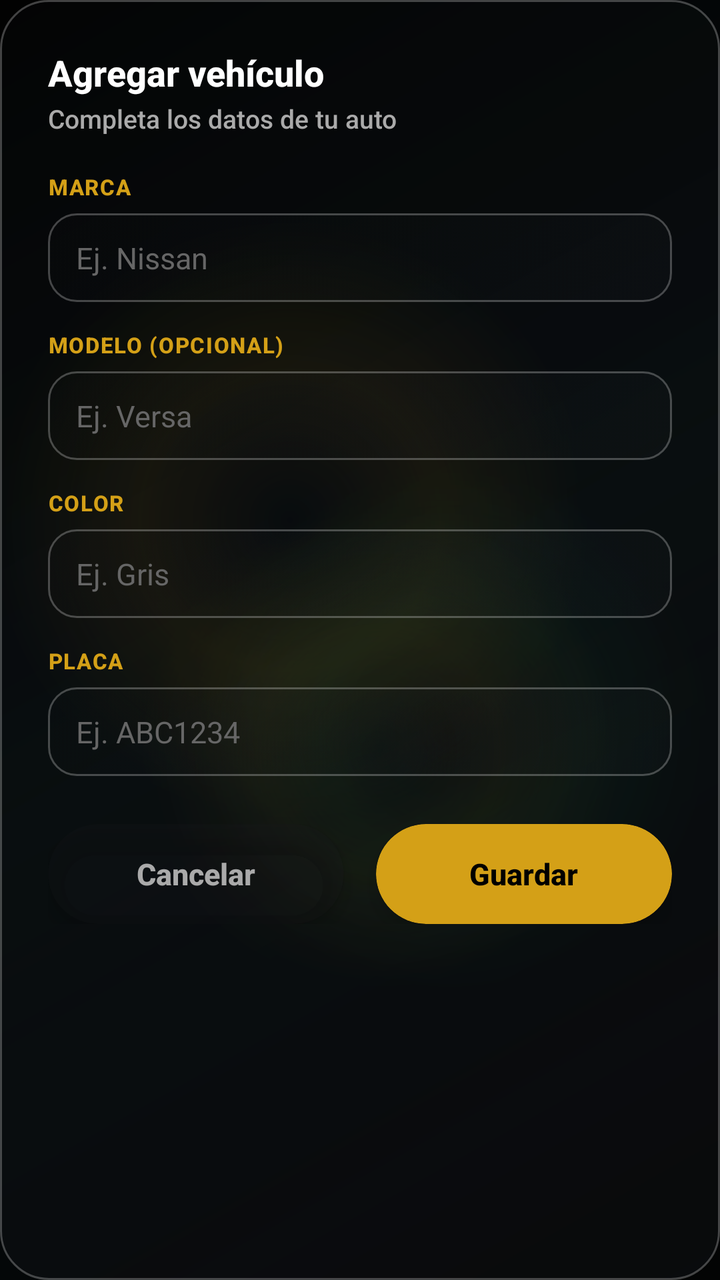
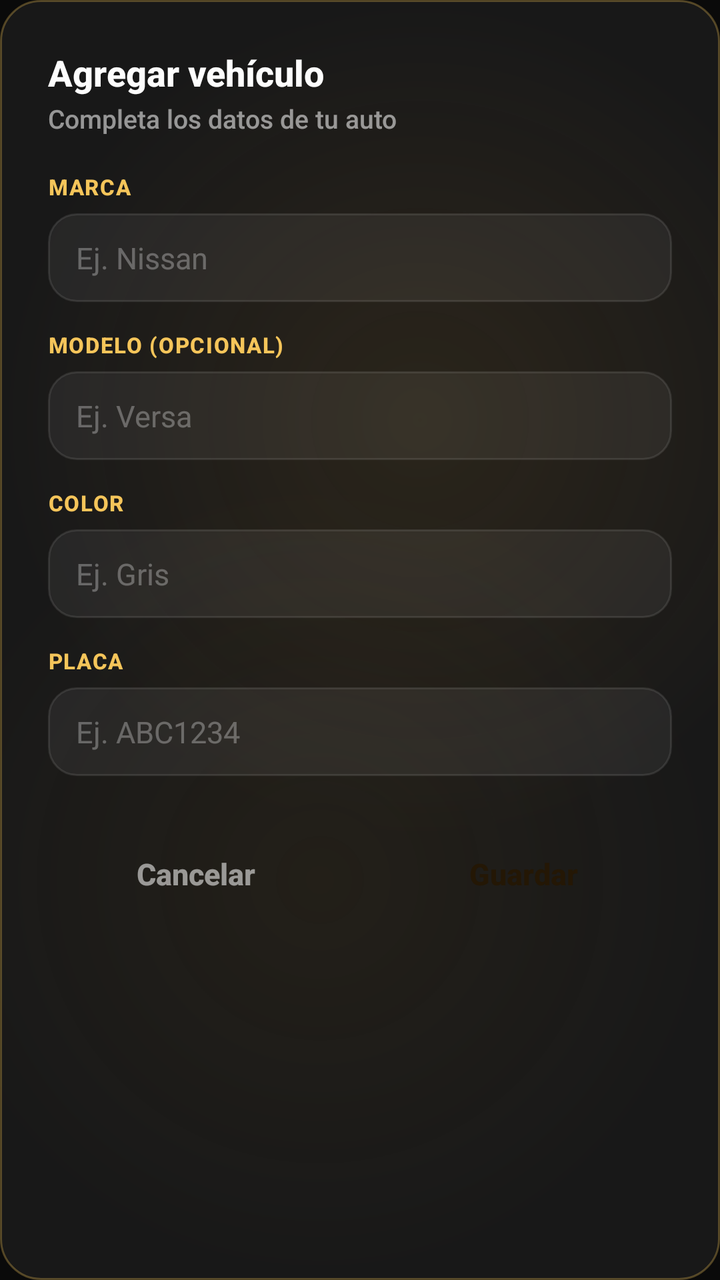

Screens rendered from an Android XML layout before and after an edit, with the pre-edit source and the edit as a unified diff.
<!-- AndroidManifest.xml: application theme Theme.AppKaaxPark -->
<!-- res/layout/dialog_agregar_vehiculo.xml -->
<?xml version="1.0" encoding="utf-8"?>
<LinearLayout
    xmlns:android="http://schemas.android.com/apk/res/android"
    xmlns:app="http://schemas.android.com/apk/res-auto"
    android:layout_width="match_parent"
    android:layout_height="wrap_content"
    android:orientation="vertical"
    android:background="@drawable/bg_dialog"
    android:padding="24dp">

    <TextView
        android:layout_width="wrap_content"
        android:layout_height="wrap_content"
        android:text="Agregar vehículo"
        android:textColor="#FFFFFF"
        android:textSize="18sp"
        android:textStyle="bold" />

    <TextView
        android:layout_width="wrap_content"
        android:layout_height="wrap_content"
        android:layout_marginTop="2dp"
        android:layout_marginBottom="18dp"
        android:text="Completa los datos de tu auto"
        android:textColor="#AAAAAA"
        android:textSize="13sp" />

    
    <TextView
        android:layout_width="wrap_content"
        android:layout_height="wrap_content"
        android:text="MARCA"
        android:textColor="#D4A017"
        android:textSize="11sp"
        android:textStyle="bold"
        android:letterSpacing="0.05" />

    <EditText
        android:id="@+id/txtMarcaDialog"
        android:layout_width="match_parent"
        android:layout_height="wrap_content"
        android:layout_marginTop="6dp"
        android:background="@drawable/bg_input_field"
        android:hint="Ej. Nissan"
        android:textColor="#FFFFFF"
        android:textColorHint="#666666"
        android:textSize="15sp"
        android:paddingHorizontal="14dp"
        android:paddingVertical="12dp"
        android:inputType="textCapWords" />

    
    <TextView
        android:layout_width="wrap_content"
        android:layout_height="wrap_content"
        android:layout_marginTop="14dp"
        android:text="MODELO (OPCIONAL)"
        android:textColor="#D4A017"
        android:textSize="11sp"
        android:textStyle="bold"
        android:letterSpacing="0.05" />

    <EditText
        android:id="@+id/txtModeloDialog"
        android:layout_width="match_parent"
        android:layout_height="wrap_content"
        android:layout_marginTop="6dp"
        android:background="@drawable/bg_input_field"
        android:hint="Ej. Versa"
        android:textColor="#FFFFFF"
        android:textColorHint="#666666"
        android:textSize="15sp"
        android:paddingHorizontal="14dp"
        android:paddingVertical="12dp"
        android:inputType="textCapWords" />

    
    <TextView
        android:layout_width="wrap_content"
        android:layout_height="wrap_content"
        android:layout_marginTop="14dp"
        android:text="COLOR"
        android:textColor="#D4A017"
        android:textSize="11sp"
        android:textStyle="bold"
        android:letterSpacing="0.05" />

    <EditText
        android:id="@+id/txtColorDialog"
        android:layout_width="match_parent"
        android:layout_height="wrap_content"
        android:layout_marginTop="6dp"
        android:background="@drawable/bg_input_field"
        android:hint="Ej. Gris"
        android:textColor="#FFFFFF"
        android:textColorHint="#666666"
        android:textSize="15sp"
        android:paddingHorizontal="14dp"
        android:paddingVertical="12dp"
        android:inputType="textCapWords" />

    
    <TextView
        android:layout_width="wrap_content"
        android:layout_height="wrap_content"
        android:layout_marginTop="14dp"
        android:text="PLACA"
        android:textColor="#D4A017"
        android:textSize="11sp"
        android:textStyle="bold"
        android:letterSpacing="0.05" />

    <EditText
        android:id="@+id/txtPlacaDialog"
        android:layout_width="match_parent"
        android:layout_height="wrap_content"
        android:layout_marginTop="6dp"
        android:background="@drawable/bg_input_field"
        android:hint="Ej. ABC1234"
        android:textColor="#FFFFFF"
        android:textColorHint="#666666"
        android:textSize="15sp"
        android:paddingHorizontal="14dp"
        android:paddingVertical="12dp"
        android:inputType="textCapCharacters" />

    
    <LinearLayout
        android:layout_width="match_parent"
        android:layout_height="wrap_content"
        android:layout_marginTop="24dp"
        android:orientation="horizontal">

        <androidx.cardview.widget.CardView
            android:id="@+id/btnCancelarDialog"
            android:layout_width="0dp"
            android:layout_height="50dp"
            android:layout_weight="1"
            android:layout_marginEnd="8dp"
            android:clickable="true"
            android:focusable="true"
            app:cardCornerRadius="25dp"
            app:cardBackgroundColor="@color/glass_surface"
            app:cardElevation="6dp">

            <TextView
                android:layout_width="wrap_content"
                android:layout_height="wrap_content"
                android:layout_gravity="center"
                android:text="Cancelar"
                android:textColor="#AAAAAA"
                android:textStyle="bold"
                android:textSize="15sp" />
        </androidx.cardview.widget.CardView>

        <androidx.cardview.widget.CardView
            android:id="@+id/btnGuardarDialog"
            android:layout_width="0dp"
            android:layout_height="50dp"
            android:layout_weight="1"
            android:layout_marginStart="8dp"
            android:clickable="true"
            android:focusable="true"
            app:cardCornerRadius="25dp"
            app:cardBackgroundColor="@color/gold_primary"
            app:cardElevation="6dp">

            <TextView
                android:layout_width="wrap_content"
                android:layout_height="wrap_content"
                android:layout_gravity="center"
                android:text="Guardar"
                android:textColor="#000000"
                android:textStyle="bold"
                android:textSize="15sp" />
        </androidx.cardview.widget.CardView>

    </LinearLayout>

</LinearLayout>
<!-- resources referenced by this layout -->
<resources>
  <color name="glass_surface">#33191D21</color>
  <color name="gold_primary">#D4A017</color>
  <!-- drawable bg_dialog (drawable) -->
  <?xml version="1.0" encoding="utf-8"?>
  <shape xmlns:android="http://schemas.android.com/apk/res/android"
      android:shape="rectangle">
      <gradient
          android:angle="135"
          android:startColor="#3D1B1F24"
          android:centerColor="#2E171B1F"
          android:endColor="#22101214" />
      <stroke
          android:width="1dp"
          android:color="@color/glass_border" />
      <corners android:radius="24dp" />
  </shape>
  <!-- drawable bg_input_field (drawable) -->
  <?xml version="1.0" encoding="utf-8"?>
  <selector xmlns:android="http://schemas.android.com/apk/res/android">
      <item android:state_focused="true">
          <shape android:shape="rectangle">
              <gradient
                  android:angle="135"
                  android:startColor="#3A1A1E22"
                  android:centerColor="#2E171B1F"
                  android:endColor="#22101214" />
              <stroke
                  android:width="1.5dp"
                  android:color="@color/gold_primary" />
              <corners android:radius="14dp" />
          </shape>
      </item>
      <item>
          <shape android:shape="rectangle">
              <gradient
                  android:angle="135"
                  android:startColor="#331A1E22"
                  android:centerColor="#26171B1F"
                  android:endColor="#1F101214" />
              <stroke
                  android:width="1dp"
                  android:color="@color/glass_border" />
              <corners android:radius="14dp" />
          </shape>
      </item>
  </selector>
  <style name="Theme.AppKaaxPark" parent="Base.Theme.AppKaaxPark" />
  <color name="glass_border">#40FFFFFF</color>
  <color name="black">#FF000000</color>
  <color name="gold_secondary">#E5A93C</color>
  <color name="gold_light">#F0C24B</color>
  <color name="white">#FFFFFFFF</color>
  <color name="glass_surface_soft">#22191D21</color>
  <!-- drawable bg_screen_glass (drawable) -->
  <?xml version="1.0" encoding="utf-8"?>
  <layer-list xmlns:android="http://schemas.android.com/apk/res/android">
  
      <item>
          <shape android:shape="rectangle">
              <gradient
                  android:angle="135"
                  android:startColor="#050607"
                  android:centerColor="#081114"
                  android:endColor="#030303" />
          </shape>
      </item>
  
      <item
          android:left="-70dp"
          android:top="-120dp">
          <shape android:shape="oval">
              <size
                  android:width="260dp"
                  android:height="260dp" />
              <gradient
                  android:type="radial"
                  android:gradientRadius="150dp"
                  android:centerColor="#26D4A017"
                  android:endColor="#00D4A017" />
          </shape>
      </item>
  
      <item
          android:right="-90dp"
          android:top="90dp">
          <shape android:shape="oval">
              <size
                  android:width="240dp"
                  android:height="240dp" />
              <gradient
                  android:type="radial"
                  android:gradientRadius="130dp"
                  android:centerColor="#182ECC71"
                  android:endColor="#002ECC71" />
          </shape>
      </item>
  
      <item
          android:left="20dp"
          android:bottom="-110dp">
          <shape android:shape="oval">
              <size
                  android:width="220dp"
                  android:height="220dp" />
              <gradient
                  android:type="radial"
                  android:gradientRadius="120dp"
                  android:centerColor="#1AD4A017"
                  android:endColor="#00D4A017" />
          </shape>
      </item>
  
      <item>
          <shape android:shape="rectangle">
              <solid android:color="@color/glass_scrim" />
          </shape>
      </item>
  
  </layer-list>
  <color name="glass_scrim">#66000000</color>
  <!-- unchanged entries left out for length: 4 -->
</resources>

<!-- the commit's change to res/layout/dialog_agregar_vehiculo.xml (unified diff, before → after) -->
@@ -5,14 +5,14 @@
     android:layout_width="match_parent"
     android:layout_height="wrap_content"
     android:orientation="vertical"
-    android:background="@drawable/bg_dialog"
+    android:background="@drawable/bg_glass_card_gold"
     android:padding="24dp">
 
     <TextView
         android:layout_width="wrap_content"
         android:layout_height="wrap_content"
         android:text="Agregar vehículo"
-        android:textColor="#FFFFFF"
+        android:textColor="#FDFDFD"
         android:textSize="18sp"
         android:textStyle="bold" />
 
@@ -22,7 +22,7 @@
         android:layout_marginTop="2dp"
         android:layout_marginBottom="18dp"
         android:text="Completa los datos de tu auto"
-        android:textColor="#AAAAAA"
+        android:textColor="#8CFFFFFF"
         android:textSize="13sp" />
 
     
@@ -30,7 +30,7 @@
         android:layout_width="wrap_content"
         android:layout_height="wrap_content"
         android:text="MARCA"
-        android:textColor="#D4A017"
+        android:textColor="#F5C55A"
         android:textSize="11sp"
         android:textStyle="bold"
         android:letterSpacing="0.05" />
@@ -40,10 +40,10 @@
         android:layout_width="match_parent"
         android:layout_height="wrap_content"
         android:layout_marginTop="6dp"
-        android:background="@drawable/bg_input_field"
+        android:background="@drawable/bg_input_glass"
         android:hint="Ej. Nissan"
-        android:textColor="#FFFFFF"
-        android:textColorHint="#666666"
+        android:textColor="#FDFDFD"
+        android:textColorHint="#4DFFFFFF"
         android:textSize="15sp"
         android:paddingHorizontal="14dp"
         android:paddingVertical="12dp"
@@ -55,7 +55,7 @@
         android:layout_height="wrap_content"
         android:layout_marginTop="14dp"
         android:text="MODELO (OPCIONAL)"
-        android:textColor="#D4A017"
+        android:textColor="#F5C55A"
         android:textSize="11sp"
         android:textStyle="bold"
         android:letterSpacing="0.05" />
@@ -65,10 +65,10 @@
         android:layout_width="match_parent"
         android:layout_height="wrap_content"
         android:layout_marginTop="6dp"
-        android:background="@drawable/bg_input_field"
+        android:background="@drawable/bg_input_glass"
         android:hint="Ej. Versa"
-        android:textColor="#FFFFFF"
-        android:textColorHint="#666666"
+        android:textColor="#FDFDFD"
+        android:textColorHint="#4DFFFFFF"
         android:textSize="15sp"
         android:paddingHorizontal="14dp"
         android:paddingVertical="12dp"
@@ -80,7 +80,7 @@
         android:layout_height="wrap_content"
         android:layout_marginTop="14dp"
         android:text="COLOR"
-        android:textColor="#D4A017"
+        android:textColor="#F5C55A"
         android:textSize="11sp"
         android:textStyle="bold"
         android:letterSpacing="0.05" />
@@ -90,10 +90,10 @@
         android:layout_width="match_parent"
         android:layout_height="wrap_content"
         android:layout_marginTop="6dp"
-        android:background="@drawable/bg_input_field"
+        android:background="@drawable/bg_input_glass"
         android:hint="Ej. Gris"
-        android:textColor="#FFFFFF"
-        android:textColorHint="#666666"
+        android:textColor="#FDFDFD"
+        android:textColorHint="#4DFFFFFF"
         android:textSize="15sp"
         android:paddingHorizontal="14dp"
         android:paddingVertical="12dp"
@@ -105,7 +105,7 @@
         android:layout_height="wrap_content"
         android:layout_marginTop="14dp"
         android:text="PLACA"
-        android:textColor="#D4A017"
+        android:textColor="#F5C55A"
         android:textSize="11sp"
         android:textStyle="bold"
         android:letterSpacing="0.05" />
@@ -115,10 +115,10 @@
         android:layout_width="match_parent"
         android:layout_height="wrap_content"
         android:layout_marginTop="6dp"
-        android:background="@drawable/bg_input_field"
+        android:background="@drawable/bg_input_glass"
         android:hint="Ej. ABC1234"
-        android:textColor="#FFFFFF"
-        android:textColorHint="#666666"
+        android:textColor="#FDFDFD"
+        android:textColorHint="#4DFFFFFF"
         android:textSize="15sp"
         android:paddingHorizontal="14dp"
         android:paddingVertical="12dp"
@@ -139,16 +139,17 @@
             android:layout_marginEnd="8dp"
             android:clickable="true"
             android:focusable="true"
-            app:cardCornerRadius="25dp"
-            app:cardBackgroundColor="@color/glass_surface"
-            app:cardElevation="6dp">
+            app:cardCornerRadius="14dp"
+            app:cardBackgroundColor="@android:color/transparent"
+            android:background="@drawable/bg_glass_card"
+            app:cardElevation="0dp">
 
             <TextView
                 android:layout_width="wrap_content"
                 android:layout_height="wrap_content"
                 android:layout_gravity="center"
                 android:text="Cancelar"
-                android:textColor="#AAAAAA"
+                android:textColor="#8CFFFFFF"
                 android:textStyle="bold"
                 android:textSize="15sp" />
         </androidx.cardview.widget.CardView>
@@ -161,16 +162,17 @@
             android:layout_marginStart="8dp"
             android:clickable="true"
             android:focusable="true"
-            app:cardCornerRadius="25dp"
-            app:cardBackgroundColor="@color/gold_primary"
-            app:cardElevation="6dp">
+            app:cardCornerRadius="14dp"
+            app:cardBackgroundColor="@android:color/transparent"
+            android:background="@drawable/bg_button_gold"
+            app:cardElevation="0dp">
 
             <TextView
                 android:layout_width="wrap_content"
                 android:layout_height="wrap_content"
                 android:layout_gravity="center"
                 android:text="Guardar"
-                android:textColor="#000000"
+                android:textColor="#241705"
                 android:textStyle="bold"
                 android:textSize="15sp" />
         </androidx.cardview.widget.CardView>
<!-- resource entries referenced after the edit -->
@@ -1,51 +1,59 @@
 <!-- resources referenced by this layout -->
 <resources>
-  <color name="glass_surface">#33191D21</color>
-  <color name="gold_primary">#D4A017</color>
-  <!-- drawable bg_dialog (drawable) -->
+  <!-- drawable bg_button_gold (drawable) -->
   <?xml version="1.0" encoding="utf-8"?>
   <shape xmlns:android="http://schemas.android.com/apk/res/android"
       android:shape="rectangle">
       <gradient
-          android:angle="135"
-          android:startColor="#3D1B1F24"
-          android:centerColor="#2E171B1F"
-          android:endColor="#22101214" />
+          android:angle="0"
+          android:startColor="#FBDA8E"
+          android:endColor="#F0AA2E" />
+      <corners android:radius="14dp" />
+  </shape>
+  <!-- drawable bg_glass_card (drawable) -->
+  <?xml version="1.0" encoding="utf-8"?>
+  <shape xmlns:android="http://schemas.android.com/apk/res/android"
+      android:shape="rectangle">
+      <solid android:color="#0FFFFFFF" /> 
       <stroke
           android:width="1dp"
-          android:color="@color/glass_border" />
-      <corners android:radius="24dp" />
+          android:color="#1AFFFFFF" /> 
+      <corners android:radius="18dp" />
   </shape>
-  <!-- drawable bg_input_field (drawable) -->
+  <!-- drawable bg_glass_card_gold (drawable) -->
+  <?xml version="1.0" encoding="utf-8"?>
+  <shape xmlns:android="http://schemas.android.com/apk/res/android"
+      android:shape="rectangle">
+      <solid android:color="#0FFFFFFF" /> 
+      <stroke
+          android:width="1dp"
+          android:color="#4DF5C55A" /> 
+      <corners android:radius="20dp" />
+  </shape>
+  <!-- drawable bg_input_glass (drawable) -->
   <?xml version="1.0" encoding="utf-8"?>
   <selector xmlns:android="http://schemas.android.com/apk/res/android">
       <item android:state_focused="true">
           <shape android:shape="rectangle">
-              <gradient
-                  android:angle="135"
-                  android:startColor="#3A1A1E22"
-                  android:centerColor="#2E171B1F"
-                  android:endColor="#22101214" />
+              <solid android:color="#0FFFFFFF" />
               <stroke
                   android:width="1.5dp"
-                  android:color="@color/gold_primary" />
+                  android:color="#F5C55A" />
               <corners android:radius="14dp" />
           </shape>
       </item>
       <item>
           <shape android:shape="rectangle">
-              <gradient
-                  android:angle="135"
-                  android:startColor="#331A1E22"
-                  android:centerColor="#26171B1F"
-                  android:endColor="#1F101214" />
+              <solid android:color="#0FFFFFFF" />
               <stroke
                   android:width="1dp"
-                  android:color="@color/glass_border" />
+                  android:color="#1AFFFFFF" />
               <corners android:radius="14dp" />
           </shape>
       </item>
   </selector>
+  <color name="glass_surface">#33191D21</color>
+  <color name="gold_primary">#D4A017</color>
   <style name="Theme.AppKaaxPark" parent="Base.Theme.AppKaaxPark" />
   <color name="glass_border">#40FFFFFF</color>
   <color name="black">#FF000000</color>
@@ -57,69 +65,40 @@
   <?xml version="1.0" encoding="utf-8"?>
   <layer-list xmlns:android="http://schemas.android.com/apk/res/android">
   
+      
       <item>
           <shape android:shape="rectangle">
-              <gradient
-                  android:angle="135"
-                  android:startColor="#050607"
-                  android:centerColor="#081114"
-                  android:endColor="#030303" />
+              <solid android:color="#0A0A0A" />
           </shape>
       </item>
   
-      <item
-          android:left="-70dp"
-          android:top="-120dp">
+      
+      <item android:gravity="top|start">
           <shape android:shape="oval">
-              <size
-                  android:width="260dp"
-                  android:height="260dp" />
+              <size android:width="420dp" android:height="420dp" />
               <gradient
                   android:type="radial"
-                  android:gradientRadius="150dp"
-                  android:centerColor="#26D4A017"
-                  android:endColor="#00D4A017" />
+                  android:gradientRadius="210dp"
+                  android:centerColor="#333A2A10"
+                  android:startColor="#663A2A10"
+                  android:endColor="#000A0A0A" />
           </shape>
       </item>
   
-      <item
-          android:right="-90dp"
-          android:top="90dp">
+      
+      <item android:gravity="bottom|end">
           <shape android:shape="oval">
-              <size
-                  android:width="240dp"
-                  android:height="240dp" />
+              <size android:width="400dp" android:height="400dp" />
               <gradient
                   android:type="radial"
-                  android:gradientRadius="130dp"
-                  android:centerColor="#182ECC71"
-                  android:endColor="#002ECC71" />
-          </shape>
-      </item>
-  
-      <item
-          android:left="20dp"
-          android:bottom="-110dp">
-          <shape android:shape="oval">
-              <size
-                  android:width="220dp"
-                  android:height="220dp" />
-              <gradient
-                  android:type="radial"
-                  android:gradientRadius="120dp"
-                  android:centerColor="#1AD4A017"
-                  android:endColor="#00D4A017" />
-          </shape>
-      </item>
-  
-      <item>
-          <shape android:shape="rectangle">
-              <solid android:color="@color/glass_scrim" />
+                  android:gradientRadius="200dp"
+                  android:centerColor="#2A2A1F0A"
+                  android:startColor="#552A1F0A"
+                  android:endColor="#000A0A0A" />
           </shape>
       </item>
   
   </layer-list>
-  <color name="glass_scrim">#66000000</color>
   <!-- unchanged entries left out for length: 4 -->
 </resources>
 
